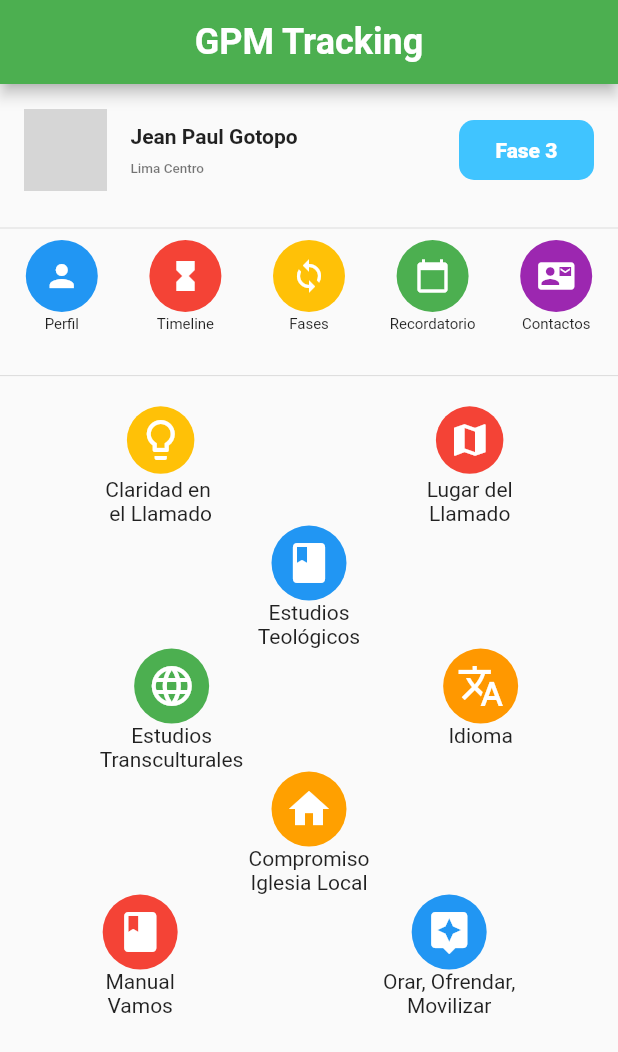
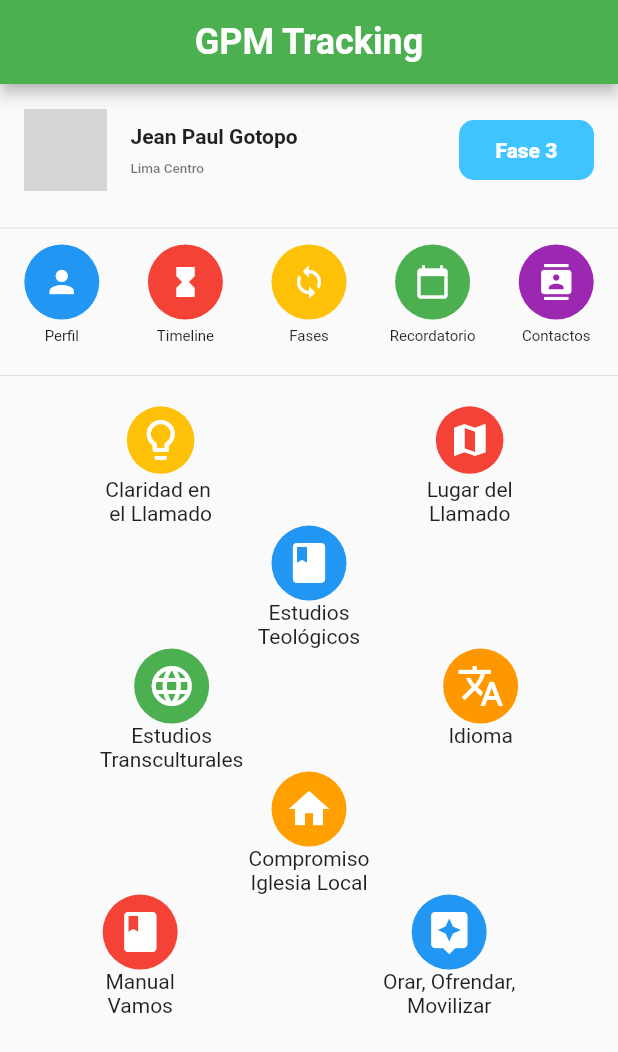
Before and after one commit to jpgotopo/firebase-authetication-login, a Flutter app: the TodosPage screen opened directly, on a phone screen of 412 x 824 dp. Shown: the top 1052 px of the screen. Run offline on Flutter 3.47's test engine with Material 2 defaults, Android fonts, the phone set to English and light mode, and no system bars; our stand-ins replace firebase_auth; accounts and stored records are empty; grey boxes are pictures that could not be loaded.

Commit message:
Convirtiendo IconData en IconButtons en los dos menues, actualmente con funciones vacías

```diff
--- a/lib/pages/todos.dart
+++ b/lib/pages/todos.dart
@@ -90,31 +90,31 @@ class MenuPrincipal extends StatelessWidget {
 List<MenuPrincipalItems> menuPrincipalItem = [
   MenuPrincipalItems(
     title: "Perfil",
-    icon: Icons.person,
+    icono: IconButton(icon: Icon(Icons.person), onPressed: (){},),
     colorBox: Colors.blue,
     colorIcon: Colors.white,
   ),
   MenuPrincipalItems(
     title: "Timeline",
-    icon: Icons.hourglass_full,
+    icono: IconButton(icon: Icon(Icons.hourglass_full), onPressed: (){},),
     colorBox: Colors.red,
     colorIcon: Colors.white,
   ),
   MenuPrincipalItems(
     title: "Fases",
-    icon: Icons.loop,
+    icono: IconButton(icon: Icon(Icons.loop), onPressed: (){},),
     colorBox: Colors.amber,
     colorIcon: Colors.white,
   ),
   MenuPrincipalItems(
     title: "Recordatorio",
-    icon: Icons.calendar_today,
+    icono: IconButton(icon: Icon(Icons.calendar_today), onPressed: (){},),
     colorBox: Colors.green,
     colorIcon: Colors.white,
   ),
   MenuPrincipalItems(
     title: "Contactos",
-    icon: Icons.contact_mail,
+    icono: IconButton(icon: Icon(Icons.contacts), onPressed: () {},),
     colorBox: Colors.purple,
     colorIcon: Colors.white,
   )
@@ -122,26 +122,41 @@ List<MenuPrincipalItems> menuPrincipalItem = [
 ];
 
 class MenuPrincipalItems extends StatelessWidget {
-  MenuPrincipalItems({this.title, this.icon, this.colorBox, this.colorIcon});
+  MenuPrincipalItems({this.title, this.icono, this.colorBox, this.colorIcon});
   final String title;
-  final IconData icon;
+  final IconButton icono;
   final Color colorBox, colorIcon;
+
   @override
   Widget build(BuildContext context) {
     return Column(
       children: <Widget>[
+        Stack(
+
+
+          children: <Widget>[
             Container(
+              margin: EdgeInsets.all(3.0),
               width: 50.0,
-          height: 48.0,
+              height: 50.0,
               decoration: BoxDecoration(
                 color: colorBox,
                 shape: BoxShape.circle,
               ),
-          child: Icon(
-            icon,
+
+              // child: Icon(
+              //   icono,
+              //   color: colorIcon, */
+              // ),
+            ),
+            IconButton(
               color: colorIcon,
+              icon: icono,
+              onPressed: (){},
             ),
+          ],
         ),
+
         Padding(
           padding: const EdgeInsets.only(top: 2.0),
           child: Text(
@@ -169,10 +184,7 @@ class MenuSecundario extends StatelessWidget {
             mainAxisAlignment: MainAxisAlignment.spaceAround,
             children: <Widget>[
               Column(
-                mainAxisAlignment: MainAxisAlignment.center,
                 mainAxisSize: MainAxisSize.max,
-                crossAxisAlignment: CrossAxisAlignment.center,
-                verticalDirection: VerticalDirection.down,
                 children: <Widget>[
                   Stack(
                     alignment: AlignmentDirectional.center,
@@ -187,7 +199,8 @@ class MenuSecundario extends StatelessWidget {
 
                         ),
                       ),
-                      Icon(Icons.lightbulb_outline, color: Colors.white, size: 32.0,),
+
+                      IconButton(icon: Icon(Icons.lightbulb_outline), onPressed: (){}, color: Colors.white, iconSize: 32,),
 
                     ],
                   ),
@@ -216,7 +229,7 @@ class MenuSecundario extends StatelessWidget {
 
                         ),
                       ),
-                      Icon(Icons.map, color: Colors.white, size: 28.0,),
+                      IconButton(icon: Icon(Icons.map), onPressed: (){}, color: Colors.white, iconSize: 28,),
 
                     ],
                   ),
@@ -250,7 +263,7 @@ class MenuSecundario extends StatelessWidget {
 
                         ),
                       ),
-                      Icon(Icons.book, color: Colors.white, size: 32.0,),
+                      IconButton(icon: Icon(Icons.book), onPressed: (){}, color: Colors.white, iconSize: 32,),
                     ],
                   ),
                   Text("Estudios"),
@@ -281,7 +294,7 @@ class MenuSecundario extends StatelessWidget {
 
                         ),
                       ),
-                      Icon(Icons.language, color: Colors.white, size: 32.0,),
+                      IconButton(icon: Icon(Icons.language), onPressed: (){}, color: Colors.white, iconSize: 32,),
 
                     ],
                   ),
@@ -310,7 +323,7 @@ class MenuSecundario extends StatelessWidget {
 
                         ),
                       ),
-                      Icon(Icons.translate, color: Colors.white, size: 32.0,),
+                      IconButton(icon: Icon(Icons.translate), onPressed: (){}, color: Colors.white, iconSize: 32,),
 
                     ],
                   ),
@@ -344,7 +357,7 @@ class MenuSecundario extends StatelessWidget {
 
                         ),
                       ),
-                      Icon(Icons.home, color: Colors.white, size: 32.0,),
+                      IconButton(icon: Icon(Icons.home), onPressed: (){}, color: Colors.white, iconSize: 32,),
                     ],
                   ),
                   Text("Compromiso"),
@@ -375,7 +388,7 @@ class MenuSecundario extends StatelessWidget {
 
                         ),
                       ),
-                      Icon(Icons.book, color: Colors.white, size: 32.0,),
+                      IconButton(icon: Icon(Icons.book), onPressed: (){}, color: Colors.white, iconSize: 32,),
 
                     ],
                   ),
@@ -404,7 +417,7 @@ class MenuSecundario extends StatelessWidget {
 
                         ),
                       ),
-                      Icon(Icons.assistant, color: Colors.white, size: 32.0,),
+                      IconButton(icon: Icon(Icons.assistant), onPressed: (){}, color: Colors.white, iconSize: 32,),
 
                     ],
                   ),
```
Also changed, not shown: pubspec.lock. Lines whose indentation alone changed are shown as unchanged.
